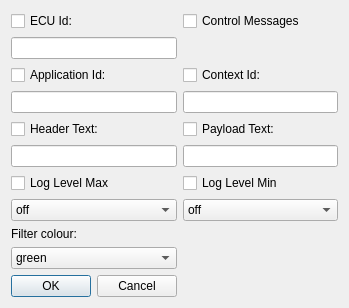
The window that src/filterdialog.ui (COVESA/dlt-viewer) describes before a commit, drawn with Qt 5.
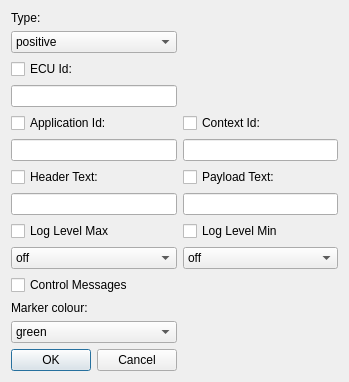
The same window after the commit.

Commit message: [GSW-37] Add filter with preset parameters in context menues fixed

The edit to the form file:
```diff
--- a/src/filterdialog.ui
+++ b/src/filterdialog.ui
@@ -7,55 +7,55 @@
     <x>0</x>
     <y>0</y>
     <width>349</width>
-    <height>299</height>
+    <height>369</height>
    </rect>
   </property>
   <property name="windowTitle">
    <string>Filter Configuration</string>
   </property>
   <layout class="QGridLayout" name="gridLayout">
-   <item row="0" column="0">
+   <item row="2" column="0">
     <widget class="QCheckBox" name="checkBoxEcuId">
      <property name="text">
       <string>ECU Id:</string>
      </property>
     </widget>
    </item>
-   <item row="1" column="0">
+   <item row="3" column="0">
     <widget class="QLineEdit" name="lineEditEcuId"/>
    </item>
-   <item row="2" column="0">
+   <item row="4" column="0">
     <widget class="QCheckBox" name="checkBoxApplicationId">
      <property name="text">
       <string>Application Id:</string>
      </property>
     </widget>
    </item>
-   <item row="3" column="0">
+   <item row="5" column="0">
     <widget class="QLineEdit" name="lineEditApplicationId">
      <property name="maxLength">
       <number>4</number>
      </property>
     </widget>
    </item>
-   <item row="6" column="0">
+   <item row="8" column="0">
     <widget class="QCheckBox" name="checkBoxHeaderText">
      <property name="text">
       <string>Header Text:</string>
      </property>
     </widget>
    </item>
-   <item row="7" column="0">
+   <item row="9" column="0">
     <widget class="QLineEdit" name="lineEditHeaderText"/>
    </item>
-   <item row="10" column="0">
+   <item row="12" column="0">
     <widget class="QCheckBox" name="checkBoxLogLevelMax">
      <property name="text">
       <string>Log Level Max</string>
      </property>
     </widget>
    </item>
-   <item row="11" column="0">
+   <item row="13" column="0">
     <widget class="QComboBox" name="comboBoxLogLevelMax">
      <item>
       <property name="text">
@@ -94,14 +94,14 @@
      </item>
     </widget>
    </item>
-   <item row="14" column="0">
+   <item row="16" column="0">
     <widget class="QLabel" name="label">
      <property name="text">
-      <string>Filter colour:</string>
+      <string>Marker colour:</string>
      </property>
     </widget>
    </item>
-   <item row="15" column="0">
+   <item row="17" column="0">
     <widget class="QComboBox" name="comboBoxFilterColour">
      <item>
       <property name="text">
@@ -135,7 +135,7 @@
      </item>
     </widget>
    </item>
-   <item row="16" column="0">
+   <item row="18" column="0">
     <widget class="QDialogButtonBox" name="buttonBox">
      <property name="orientation">
       <enum>Qt::Horizontal</enum>
@@ -145,38 +145,38 @@
      </property>
     </widget>
    </item>
-   <item row="2" column="1">
+   <item row="4" column="1">
     <widget class="QCheckBox" name="checkBoxContextId">
      <property name="text">
       <string>Context Id:</string>
      </property>
     </widget>
    </item>
-   <item row="3" column="1">
+   <item row="5" column="1">
     <widget class="QLineEdit" name="lineEditContextId">
      <property name="maxLength">
       <number>4</number>
      </property>
     </widget>
    </item>
-   <item row="6" column="1">
+   <item row="8" column="1">
     <widget class="QCheckBox" name="checkBoxPayloadText">
      <property name="text">
       <string>Payload Text:</string>
      </property>
     </widget>
    </item>
-   <item row="7" column="1">
+   <item row="9" column="1">
     <widget class="QLineEdit" name="lineEditPayloadText"/>
    </item>
-   <item row="10" column="1">
+   <item row="12" column="1">
     <widget class="QCheckBox" name="checkBoxLogLevelMin">
      <property name="text">
       <string>Log Level Min</string>
      </property>
     </widget>
    </item>
-   <item row="11" column="1">
+   <item row="13" column="1">
     <widget class="QComboBox" name="comboBoxLogLevelMin">
      <item>
       <property name="text">
@@ -215,7 +215,33 @@
      </item>
     </widget>
    </item>
-   <item row="0" column="1">
+   <item row="1" column="0">
+    <widget class="QComboBox" name="comboBoxType">
+     <item>
+      <property name="text">
+       <string>positive</string>
+      </property>
+     </item>
+     <item>
+      <property name="text">
+       <string>negative</string>
+      </property>
+     </item>
+     <item>
+      <property name="text">
+       <string>marker</string>
+      </property>
+     </item>
+    </widget>
+   </item>
+   <item row="0" column="0">
+    <widget class="QLabel" name="label_2">
+     <property name="text">
+      <string>Type:</string>
+     </property>
+    </widget>
+   </item>
+   <item row="14" column="0">
     <widget class="QCheckBox" name="checkBoxCtrlMsgs">
      <property name="text">
       <string>Control Messages</string>
```
The commit also changes 8 other files.
